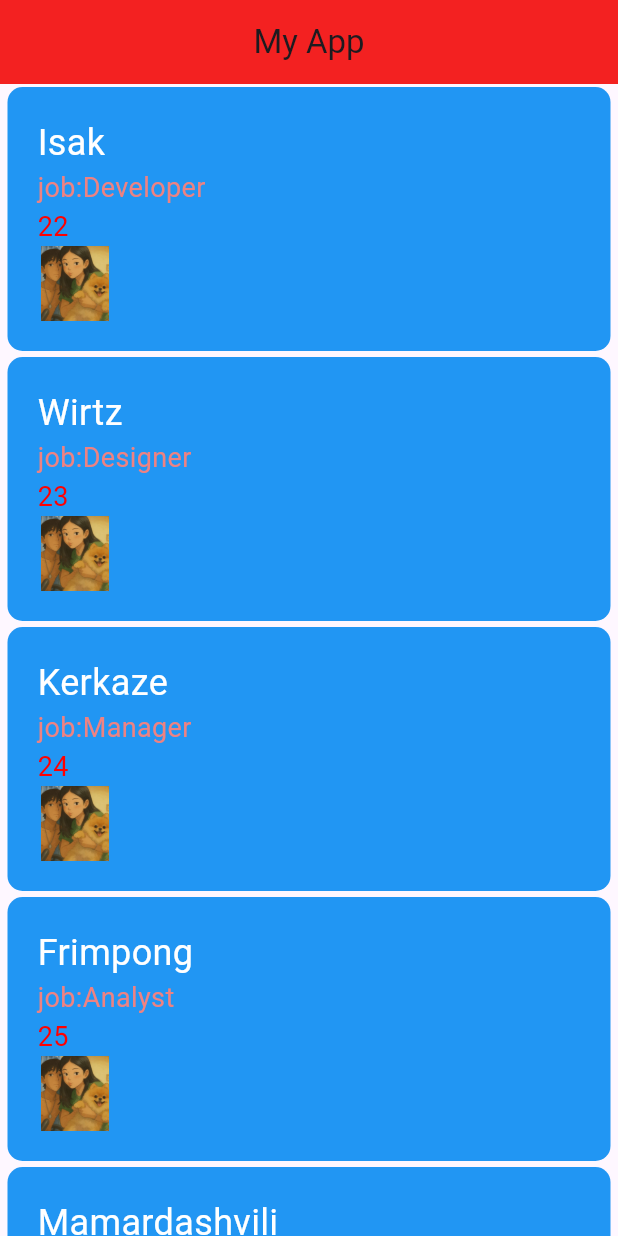
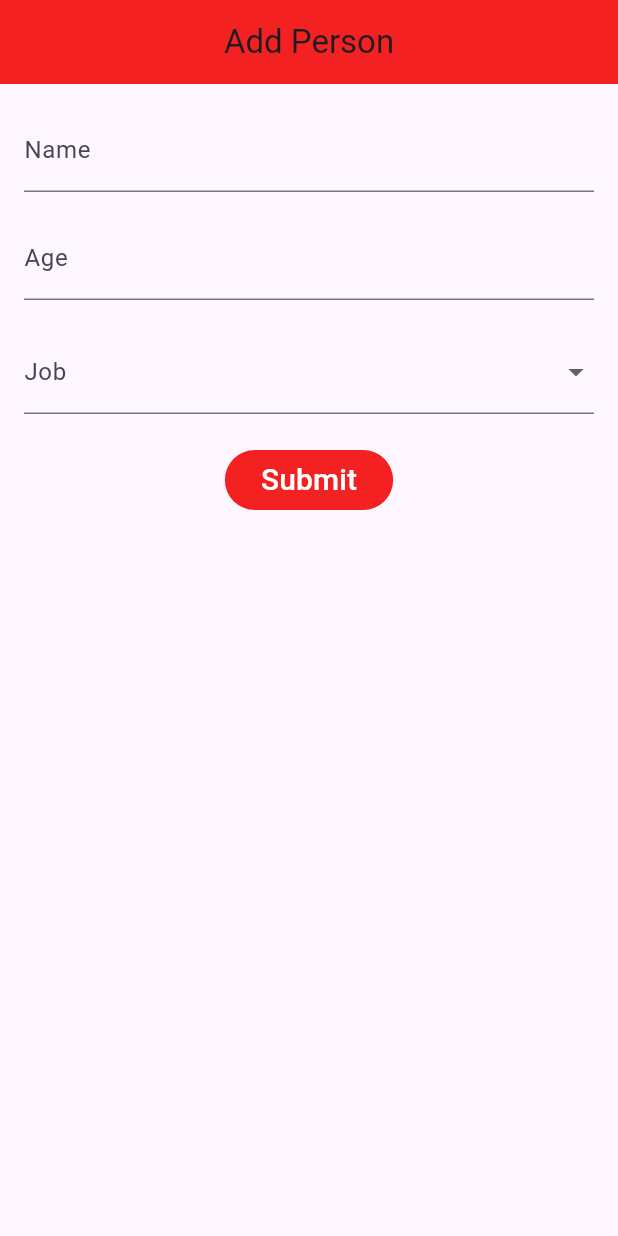
Before and after one commit to NVDIArm/learn_flutter_67_2, a Flutter app: the screen it shows after launch, on a phone screen of 412 x 824 dp. Run offline on Flutter 3.47's test engine with Material 3 defaults, Android fonts, the phone set to English and light mode, and no system bars; our stand-ins replace google_fonts; Roboto replaces fonts that are missing (Kanit).

Commit message:
step 13 - step 14

```diff
--- a/lib/main.dart
+++ b/lib/main.dart
@@ -1,4 +1,5 @@
 import 'package:flutter/material.dart';
+import 'package:learn_flutter_67_2/screen/addForm.dart';
 
 // Step 4: sperate the Home widget into its own file
 // import 'screen/home.dart';
@@ -6,38 +7,39 @@ import 'package:learn_flutter_67_2/screen/home.dart';
 import 'package:learn_flutter_67_2/screen/item.dart';
 
 void main() {
-  // Step 1: appBar and body
-  //runApp(const MyApp());
+//   // Step 1: appBar and body
+//   //runApp(const MyApp());
 
-  //const app = MaterialApp(title: "My Title", home: Text("Hello World"));
-  //runApp(app);
-  //runApp(
-  //  MaterialApp(
-  //    title:"My Title",
-  //    home: Scaffold(
-  //      appBar: AppBar(
-  //       title: Text("My App"),
-  //        backgroundColor: Colors.blue,
-  //        centerTitle: true,
-  //      ),
-  //      body: Text("Hello Flutter"),
-  //    )
-  //  )
-  //);
+//   //const app = MaterialApp(title: "My Title", home: Text("Hello World"));
+//   //runApp(app);
+//   //runApp(
+//   //  MaterialApp(
+//   //    title:"My Title",
+//   //    home: Scaffold(
+//   //      appBar: AppBar(
+//   //       title: Text("My App"),
+//   //        backgroundColor: Colors.blue,
+//   //        centerTitle: true,
+//   //      ),
+//   //      body: Text("Hello Flutter"),
+//   //    )
+//   //  )
+//   //);
 
-  //Step 2: Stateless widget
-  runApp(
-    MaterialApp(
-      title: "My Title",
-      home: Scaffold(
-        appBar: AppBar(
-          title: Text("My App"),
-          backgroundColor: const Color.fromARGB(255, 243, 33, 33),
-          centerTitle: true,
-        ),
-        // body: Home(),
-        body:Item(),
-      ),
-    ),
-  );
+//   //Step 2: Stateless widget
+//   runApp(
+//     MaterialApp(
+//       title: "My Title",
+//       home: Scaffold(
+//         appBar: AppBar(
+//           title: Text("My App"),
+//           backgroundColor: const Color.fromARGB(255, 243, 33, 33),
+//           centerTitle: true,
+//         ),
+//         // body: Home(),
+//         body:Item(),
+//       ),
+//     ),
+//   );
+  runApp(const AddForm());
 }
--- /dev/null
+++ b/lib/screen/addForm.dart
@@ -0,0 +1,73 @@
+// step13 : TextFormField for input
+// step14 : DropdownButton for category selection
+import 'package:flutter/material.dart';
+import 'package:learn_flutter_67_2/models/person.dart';
+
+class AddForm extends StatefulWidget {
+  const AddForm({super.key});
+
+  @override
+  State<AddForm> createState() => _AddFormState();
+}
+class _AddFormState extends State<AddForm> {
+  @override
+  Widget build(BuildContext context) {
+    return MaterialApp(
+        title : "Add Person",
+        home : Scaffold(
+          appBar: AppBar(
+            title: const Text("Add Person"),
+            backgroundColor: const Color.fromARGB(255, 243, 33, 33),
+            centerTitle: true,
+          ),
+          body: Padding(
+            padding: const EdgeInsets.all(16.0),
+            child: Column(
+              children: [
+                TextFormField(
+                  decoration: const InputDecoration(
+                    labelText: "Name",
+
+                  ),
+                ),
+                const SizedBox(height: 16.0),
+                TextFormField(
+                  decoration: const InputDecoration(
+                    labelText: "Age",
+
+                  ),
+                  keyboardType: TextInputType.number,
+                ),
+                const SizedBox(height: 20),
+                DropdownButtonFormField<Job>(
+                  decoration: const InputDecoration(
+                    labelText: "Job",
+
+                  ),
+                  items: Job.values.map((key) {
+                    return DropdownMenuItem<Job>(
+                      value: key,
+                      child: Text(key.title),
+                    );
+                  }).toList(),
+                  onChanged: (value) {
+                    print(value);
+                  },
+                ),
+                const SizedBox(height: 20),
+                FilledButton(
+                  onPressed:() {},
+                  style: FilledButton.styleFrom(
+                    backgroundColor: const Color.fromARGB(255, 243, 33, 33),
+                  ),
+                  child:Text(
+                    "Submit", style: TextStyle(color: Colors.white,fontSize: 20)
+                  ),
+                )
+              ],
+          ),
+        ),
+      ),
+      );
+  }
+}
--- a/lib/screen/item.dart
+++ b/lib/screen/item.dart
@@ -18,7 +18,7 @@ class _ItemState extends State<Item> {
       itemBuilder: (context, index) {
         return Container(
           decoration: BoxDecoration(
-            color: Colors.blue,
+            color: const Color.fromARGB(255, 137, 255, 196),
             borderRadius: BorderRadius.circular(10),
           ),
           margin: const EdgeInsets.symmetric(vertical: 2, horizontal: 5),
```
